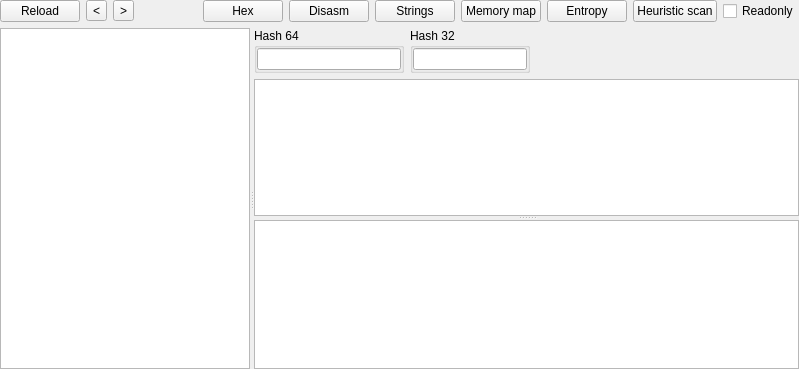
Before: the Qt Designer form PE/pewidget.ui in horsicq/FormatWidgets, drawn with Qt 5.
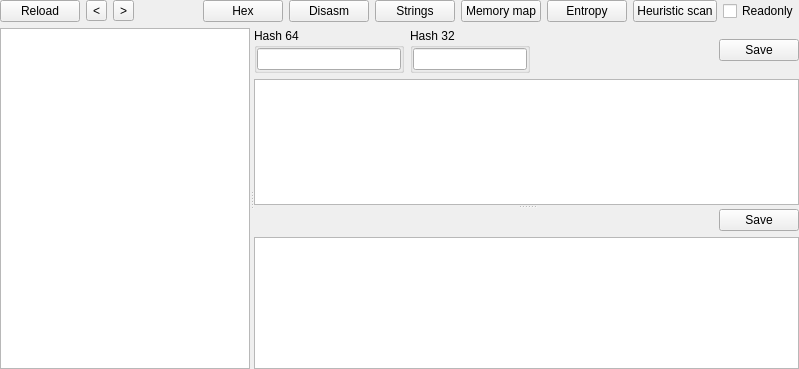
After: the same form once the commit is applied. The open tabs and pages were chosen to show the change. Custom widgets are drawn as their Qt base class.

The edit to the form file:
```diff
--- a/PE/pewidget.ui
+++ b/PE/pewidget.ui
@@ -1115,7 +1115,7 @@
        </layout>
       </widget>
       <widget class="QWidget" name="page_Import">
-       <layout class="QVBoxLayout" name="verticalLayout_35">
+       <layout class="QVBoxLayout" name="verticalLayout_52">
         <property name="leftMargin">
          <number>0</number>
         </property>
@@ -1133,7 +1133,7 @@
           <property name="orientation">
            <enum>Qt::Vertical</enum>
           </property>
-          <widget class="QWidget" name="layoutWidget_X2">
+          <widget class="QWidget" name="">
            <layout class="QVBoxLayout" name="verticalLayout_30">
             <item>
              <layout class="QHBoxLayout" name="horizontalLayout_2">
@@ -1224,6 +1224,13 @@
                 </property>
                </spacer>
               </item>
+              <item>
+               <widget class="QPushButton" name="pushButtonSave_ImportLibraries">
+                <property name="text">
+                 <string>Save</string>
+                </property>
+               </widget>
+              </item>
              </layout>
             </item>
             <item>
@@ -1256,6 +1263,33 @@
             </item>
            </layout>
           </widget>
+          <widget class="QWidget" name="">
+           <layout class="QVBoxLayout" name="verticalLayout_35">
+            <item>
+             <layout class="QHBoxLayout" name="horizontalLayout_21">
+              <item>
+               <spacer name="horizontalSpacer_21">
+                <property name="orientation">
+                 <enum>Qt::Horizontal</enum>
+                </property>
+                <property name="sizeHint" stdset="0">
+                 <size>
+                  <width>40</width>
+                  <height>20</height>
+                 </size>
+                </property>
+               </spacer>
+              </item>
+              <item>
+               <widget class="QPushButton" name="pushButtonSave_ImportFunctions">
+                <property name="text">
+                 <string>Save</string>
+                </property>
+               </widget>
+              </item>
+             </layout>
+            </item>
+            <item>
           <widget class="QTableView" name="tableView_ImportFunctions">
            <property name="contextMenuPolicy">
             <enum>Qt::CustomContextMenu</enum>
@@ -1281,6 +1315,9 @@
            <attribute name="verticalHeaderDefaultSectionSize">
             <number>20</number>
            </attribute>
+             </widget>
+            </item>
+           </layout>
           </widget>
          </widget>
         </item>
```
Left out of the diff: 2 changed lines with no effect on the pictures. Lines whose indentation alone changed are shown as unchanged.
